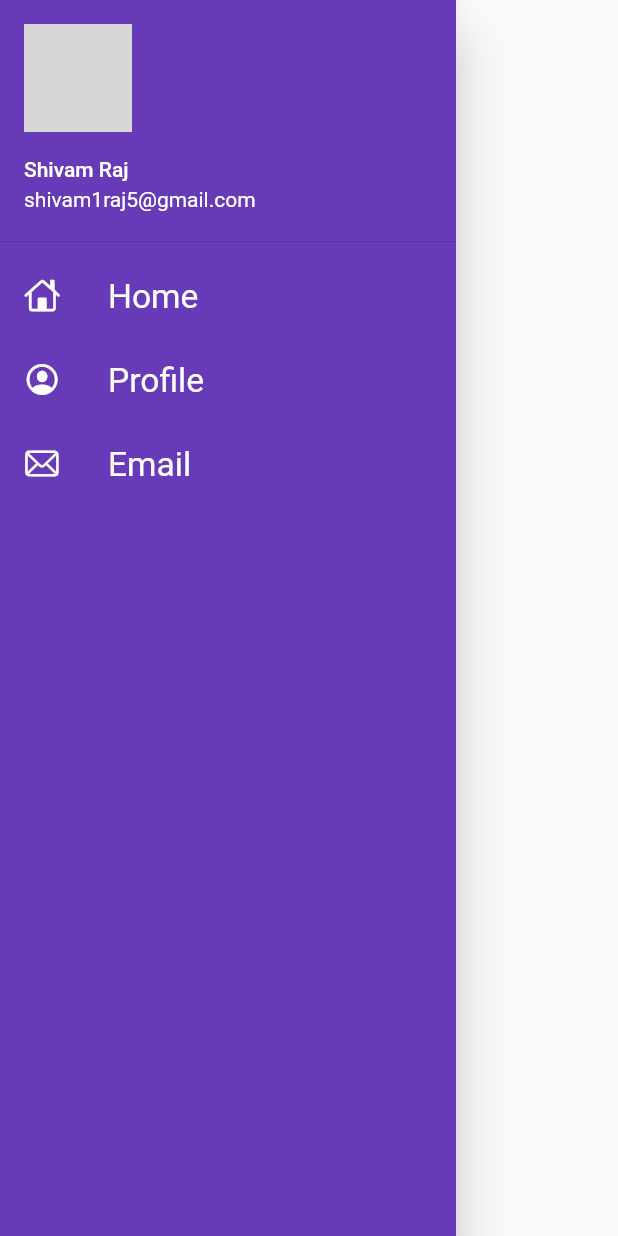
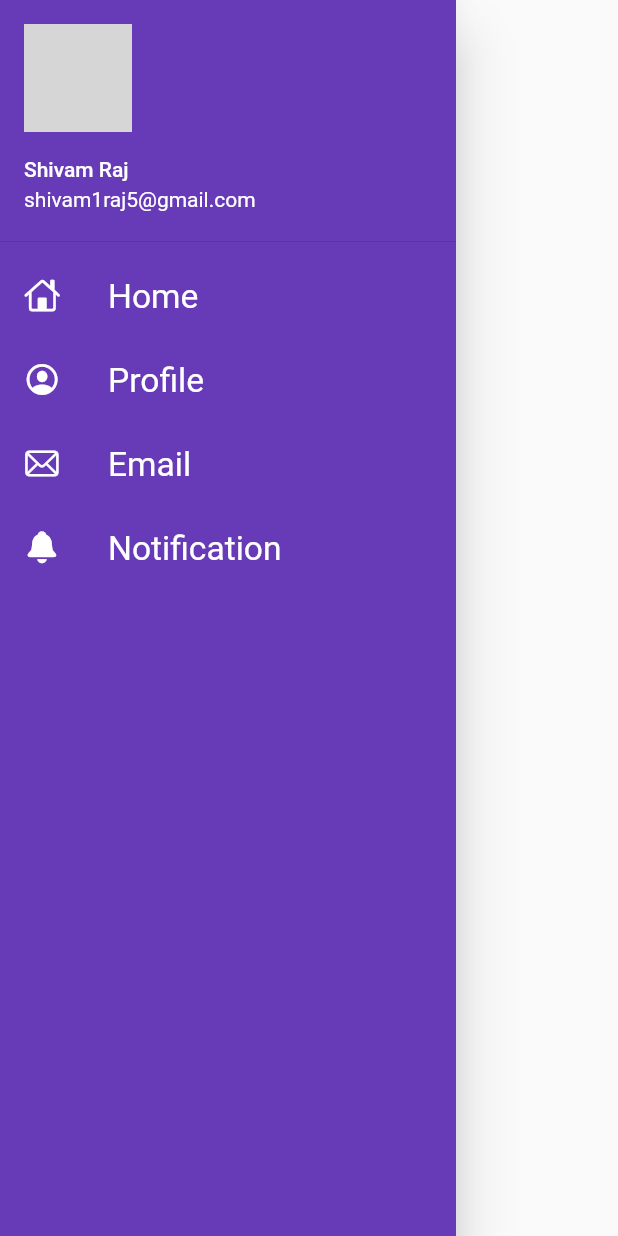
Before and after one commit to shivam1raj5/Catalog_App_Flutter, a Flutter app: the MyDrawer widget shown alone on an empty page, opened directly, on a phone screen of 412 x 824 dp. Run offline on Flutter 3.47's test engine with Material 2 defaults, Android fonts, the phone set to English and light mode, and no system bars; missing offline and left inert: dart:html; network calls fail; grey boxes are pictures that could not be loaded.

Commit message:
day9 modified

```diff
--- a/analysis_options.yaml
+++ b/analysis_options.yaml
@@ -7,7 +7,7 @@
 
 # The following line activates a set of recommended lints for Flutter apps,
 # packages, and plugins designed to encourage good coding practices.
-include: package:flutter_lints/flutter.yaml
+# include: package:flutter_lints/flutter.yaml
 
 linter:
   # The lint rules applied to this project can be customized in the
--- a/lib/widgets/drawer.dart
+++ b/lib/widgets/drawer.dart
@@ -58,6 +58,17 @@ class MyDrawer extends StatelessWidget {
                 style: TextStyle(color: Colors.white),
               ),
             ),
+            ListTile(
+              leading: Icon(
+                CupertinoIcons.bell_fill,
+                color: Colors.white,
+              ),
+              title: Text(
+                "Notification",
+                textScaleFactor: 1.4,
+                style: TextStyle(color: Colors.white),
+              ),
+            ),
           ],
         ),
       ),
```
